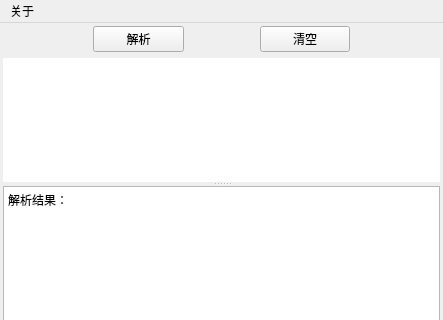
The window that UI/gui.ui (KayFelicities/698trans) describes before a commit, drawn with Qt 5; both pictures show x 0 to 443 and y 0 to 320 of the 443 by 586 pixel window.
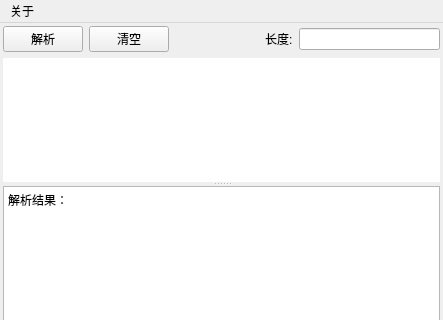
The same window after the commit. Icons and pictures are not drawn.

The edit to the form file:
```diff
--- a/UI/gui.ui
+++ b/UI/gui.ui
@@ -32,22 +32,6 @@
     </property>
     <item>
      <layout class="QHBoxLayout" name="horizontalLayout">
-      <item>
-       <spacer name="horizontalSpacer_2">
-        <property name="orientation">
-         <enum>Qt::Horizontal</enum>
-        </property>
-        <property name="sizeType">
-         <enum>QSizePolicy::Fixed</enum>
-        </property>
-        <property name="sizeHint" stdset="0">
-         <size>
-          <width>90</width>
-          <height>20</height>
-         </size>
-        </property>
-       </spacer>
-      </item>
       <item>
        <widget class="QPushButton" name="translate_button">
         <property name="text">
@@ -55,22 +39,6 @@
         </property>
        </widget>
       </item>
-      <item>
-       <spacer name="horizontalSpacer">
-        <property name="orientation">
-         <enum>Qt::Horizontal</enum>
-        </property>
-        <property name="sizeType">
-         <enum>QSizePolicy::Fixed</enum>
-        </property>
-        <property name="sizeHint" stdset="0">
-         <size>
-          <width>70</width>
-          <height>20</height>
-         </size>
-        </property>
-       </spacer>
-      </item>
       <item>
        <widget class="QPushButton" name="clear_button">
         <property name="text">
@@ -94,6 +62,23 @@
         </property>
        </spacer>
       </item>
+      <item>
+       <widget class="QLabel" name="label">
+        <property name="text">
+         <string>长度:</string>
+        </property>
+       </widget>
+      </item>
+      <item>
+       <widget class="QLineEdit" name="len_box">
+        <property name="sizePolicy">
+         <sizepolicy hsizetype="Expanding" vsizetype="Fixed">
+          <horstretch>0</horstretch>
+          <verstretch>0</verstretch>
+         </sizepolicy>
+        </property>
+       </widget>
+      </item>
      </layout>
     </item>
     <item>
```
Left out of the diff: 5 changed lines with no effect on the pictures.
